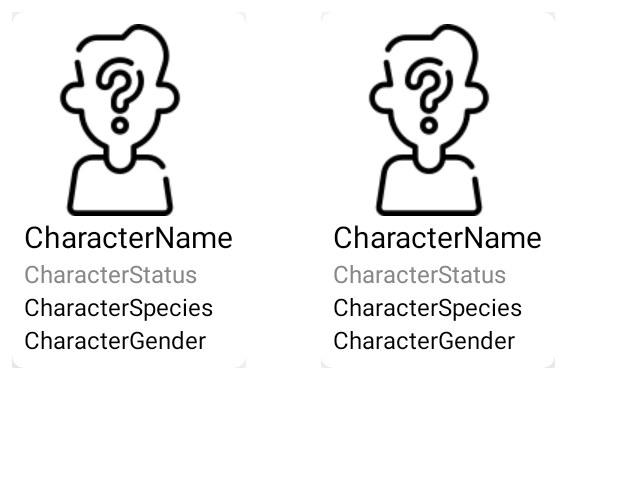
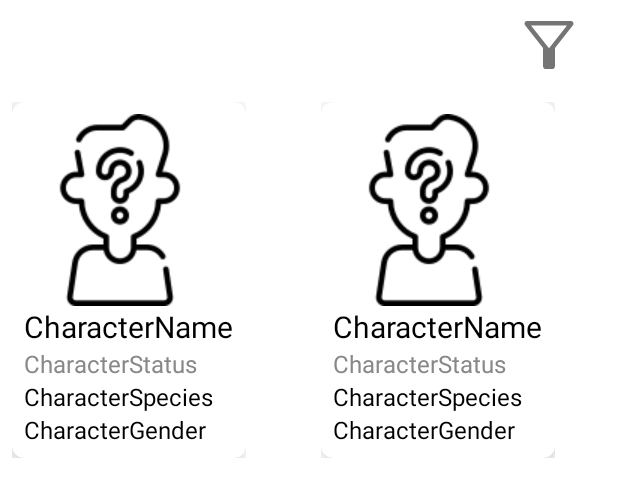
Before and after one commit to Danseren/Sarancha_Aston_Course_Project, an Android app: the layout fragment_characters_list.xml on its own in the app's theme, with its tools: preview values and no code run, on a phone screen of 412 x 824 dp. Shown: the top 497 px of the screen. Run offline under Robolectric (Android 15) with nearby library versions, the light colour scheme and no system bars; network calls fail.

Commit message:
feature_fourth_week| Add characters filter

```diff
--- a/app/src/main/java/ru/aston/sarancha_aston_course_project/App.kt
+++ b/app/src/main/java/ru/aston/sarancha_aston_course_project/App.kt
@@ -12,6 +12,7 @@ class App : Application() {
     }
 
     lateinit var appComponent: AppComponent
+    val characterFilterData = CharacterFilterData()
 
     override fun onCreate() {
         super.onCreate()
--- a/app/src/main/java/ru/aston/sarancha_aston_course_project/utils/Const.kt
+++ b/app/src/main/java/ru/aston/sarancha_aston_course_project/utils/Const.kt
@@ -15,3 +15,8 @@ const val PAGE_NUMBER_BUNDLE = "PAGE_NUMBER_BUNDLE"
 
 const val START_PAGE = 1
 const val LAST_PAGE = 42
+
+const val CHARACTER_FILTER_DIALOG_TITLE = "Filter"
+const val CHARACTER_FILTER_MESSAGE = "Specify the desired filtering options"
+const val CHARACTER_FILTER_POSITIVE_BUTTON = "Apply"
+const val CHARACTER_FILTER_NEGATIVE_BUTTON = "Cancel"
--- /dev/null
+++ b/app/src/main/res/drawable/btn_shape_circle.xml
@@ -0,0 +1,36 @@
+<?xml version="1.0" encoding="utf-8"?>
+<selector xmlns:android="http://schemas.android.com/apk/res/android">
+<item android:state_checked="false">
+    <shape android:shape="rectangle">
+        <corners
+            android:bottomLeftRadius="@dimen/checkboxRadius"
+            android:bottomRightRadius="@dimen/checkboxRadius"
+            android:topLeftRadius="@dimen/checkboxRadius"
+            android:topRightRadius="@dimen/checkboxRadius" />
+        <gradient
+            android:type="radial"
+            android:gradientRadius="300"
+            android:startColor="@color/white"
+            android:endColor="@color/white">
+        </gradient>
+    </shape>
+</item>
+    <item android:state_checked="true">
+        <shape android:shape="rectangle">
+            <stroke
+                android:width="@dimen/btnShapeCircleStroke"
+                android:color="@color/rick_and_morty"/>
+            <corners
+                android:bottomLeftRadius="@dimen/checkboxRadius"
+                android:bottomRightRadius="@dimen/checkboxRadius"
+                android:topLeftRadius="@dimen/checkboxRadius"
+                android:topRightRadius="@dimen/checkboxRadius" />
+            <gradient
+                android:type="radial"
+                android:gradientRadius="300"
+                android:startColor="@color/rick_and_morty_green"
+                android:endColor="@color/rick_and_morty_green">
+            </gradient>
+        </shape>
+    </item>
+</selector>
--- /dev/null
+++ b/app/src/main/res/drawable/ic_filter_48.xml
@@ -0,0 +1,10 @@
+<vector xmlns:android="http://schemas.android.com/apk/res/android"
+    android:width="48dp"
+    android:height="48dp"
+    android:viewportWidth="960"
+    android:viewportHeight="960"
+    android:tint="?attr/colorControlNormal">
+  <path
+      android:fillColor="@android:color/white"
+      android:pathData="M440,800Q423,800 411.5,788.5Q400,777 400,760L400,520L161,215Q147,198 157,179Q167,160 188,160L772,160Q793,160 803,179Q813,198 799,215L560,520L560,760Q560,777 548.5,788.5Q537,800 520,800L440,800ZM480,524L720,220L240,220L480,524ZM480,524L480,524L480,524L480,524Z"/>
+</vector>
--- a/app/src/main/res/layout/fragment_characters_list.xml
+++ b/app/src/main/res/layout/fragment_characters_list.xml
@@ -1,13 +1,31 @@
 <?xml version="1.0" encoding="utf-8"?>
-<androidx.recyclerview.widget.RecyclerView xmlns:android="http://schemas.android.com/apk/res/android"
+<androidx.constraintlayout.widget.ConstraintLayout xmlns:android="http://schemas.android.com/apk/res/android"
     xmlns:app="http://schemas.android.com/apk/res-auto"
     xmlns:tools="http://schemas.android.com/tools"
+    android:layout_width="match_parent"
+    android:layout_height="match_parent">
+
+    <CheckBox
+        android:id="@+id/checkboxFilter"
+        android:layout_width="wrap_content"
+        android:layout_height="wrap_content"
+        android:background="@drawable/btn_shape_circle"
+        android:button="@drawable/ic_filter_48"
+        android:minWidth="@dimen/checkboxRadius"
+        android:minHeight="@dimen/checkboxRadius"
+        android:layout_marginEnd="@dimen/marginLarge"
+        app:layout_constraintEnd_toEndOf="parent"
+        app:layout_constraintTop_toTopOf="parent" />
+
+    <androidx.recyclerview.widget.RecyclerView
         android:id="@+id/recyclerCharactersContainer"
         android:layout_width="match_parent"
         android:layout_height="wrap_content"
         app:layoutManager="androidx.recyclerview.widget.GridLayoutManager"
         app:layout_constraintEnd_toEndOf="parent"
         app:layout_constraintStart_toStartOf="parent"
-    app:layout_constraintTop_toTopOf="parent"
+        app:layout_constraintTop_toBottomOf="@+id/checkboxFilter"
         app:spanCount="2"
         tools:listitem="@layout/recycler_characters" />
+
+</androidx.constraintlayout.widget.ConstraintLayout>
--- a/app/src/main/res/values/colors.xml
+++ b/app/src/main/res/values/colors.xml
@@ -7,6 +7,7 @@
     <color name="teal_700">#FF018786</color>
     <color name="black">#FF000000</color>
     <color name="white">#FFFFFFFF</color>
+    <color name="gray">#ADB6B8</color>
     <color name="rick_and_morty">#16acc9</color>
     <color name="rick_and_morty_green">#d2da4b</color>
 </resources>
--- a/app/src/main/res/values/dimens.xml
+++ b/app/src/main/res/values/dimens.xml
@@ -11,4 +11,7 @@
     <dimen name="elevation">8dp</dimen>
     <dimen name="textSizeExtraSmall">8sp</dimen>
     <dimen name="btnPaginationWidth">44dp</dimen>
+    <dimen name="checkboxRadius">60dp</dimen>
+    <dimen name="btnShapeCircleStroke">2dp</dimen>
+    <dimen name="spinnerLayoutHeight">60dp</dimen>
 </resources>
```
Also changed, not shown: app/src/main/java/ru/aston/sarancha_aston_course_project/CharacterFilterData.kt (added, +10 -0 lines), app/src/main/java/ru/aston/sarancha_aston_course_project/model/retrofit/RepositoryRetrofitImpl.kt (+21 -6 lines), app/src/main/java/ru/aston/sarancha_aston_course_project/model/retrofit/RickAndMortyAPI.kt (+10 -0 lines), app/src/main/java/ru/aston/sarancha_aston_course_project/view/CharacterListFragment.kt (+51 -1 lines), app/src/main/java/ru/aston/sarancha_aston_course_project/viewmodel/CharacterListViewModel.kt (+15 -0 lines), app/src/main/res/drawable/ic_arrow_40.xml (added, +10 -0 lines), app/src/main/res/drawable/spinner_background.xml (added, +8 -0 lines), app/src/main/res/layout/alert_dialog_characters_filter.xml (added, +129 -0 lines), app/src/main/res/values/strings.xml (+16 -0 lines), app/src/main/res/values/styles.xml (+17 -0 lines). Lines whose indentation alone changed are shown as unchanged.
